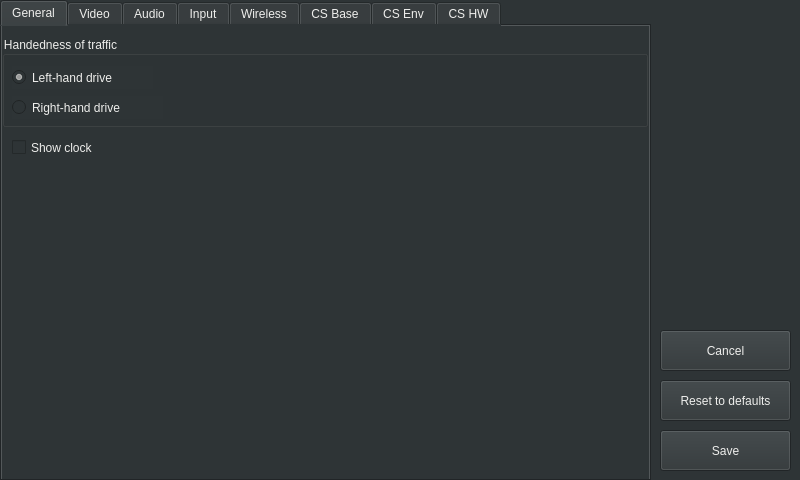
This is src/autoapp/UI/settingswindow.ui in arash-rasouli/openauto as Qt 5 draws it before an edit. The edited form follows.
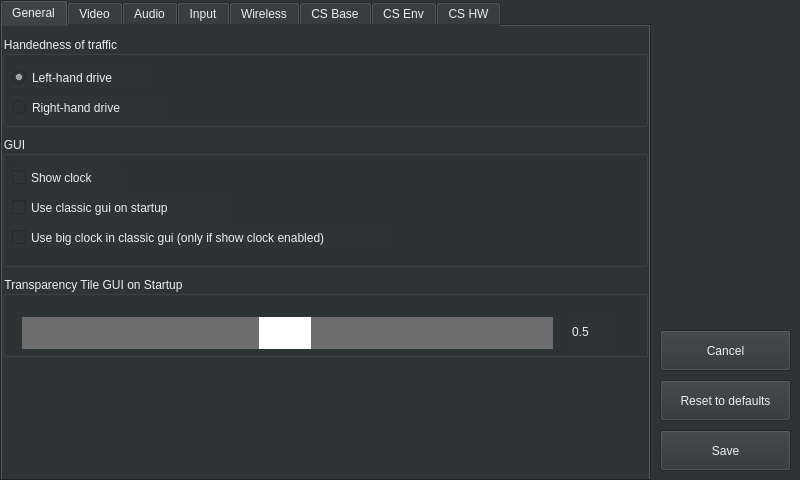
This is the edited form. Icons and pictures are not drawn.

The edit to the form file:
```diff
--- a/src/autoapp/UI/settingswindow.ui
+++ b/src/autoapp/UI/settingswindow.ui
@@ -123,18 +123,109 @@
       </property>
      </widget>
     </widget>
-    <widget class="QCheckBox" name="checkBoxShowClock">
+    <widget class="QGroupBox" name="groupBoxGUI">
      <property name="geometry">
       <rect>
-       <x>10</x>
+       <x>0</x>
        <y>110</y>
-       <width>111</width>
-       <height>23</height>
+       <width>646</width>
+       <height>131</height>
       </rect>
      </property>
-     <property name="text">
-      <string>Show clock</string>
+     <property name="title">
+      <string>GUI</string>
      </property>
+     <widget class="QCheckBox" name="checkBoxShowClock">
+      <property name="geometry">
+       <rect>
+        <x>10</x>
+        <y>30</y>
+        <width>111</width>
+        <height>23</height>
+       </rect>
+      </property>
+      <property name="text">
+       <string>Show clock</string>
+      </property>
+     </widget>
+     <widget class="QCheckBox" name="checkBoxOldGUI">
+      <property name="geometry">
+       <rect>
+        <x>10</x>
+        <y>60</y>
+        <width>221</width>
+        <height>23</height>
+       </rect>
+      </property>
+      <property name="text">
+       <string>Use classic gui on startup</string>
+      </property>
+     </widget>
+     <widget class="QCheckBox" name="checkBoxShowBigClock">
+      <property name="geometry">
+       <rect>
+        <x>10</x>
+        <y>90</y>
+        <width>381</width>
+        <height>23</height>
+       </rect>
+      </property>
+      <property name="text">
+       <string>Use big clock in classic gui (only if show clock enabled)</string>
+      </property>
+     </widget>
+    </widget>
+    <widget class="QGroupBox" name="groupBoxScreenDPI_2">
+     <property name="geometry">
+      <rect>
+       <x>0</x>
+       <y>250</y>
+       <width>646</width>
+       <height>81</height>
+      </rect>
+     </property>
+     <property name="title">
+      <string>Transparency Tile GUI on Startup</string>
+     </property>
+     <widget class="QLabel" name="labelAlphaTransValue">
+      <property name="geometry">
+       <rect>
+        <x>570</x>
+        <y>40</y>
+        <width>41</width>
+        <height>31</height>
+       </rect>
+      </property>
+      <property name="text">
+       <string>0.5</string>
+      </property>
+     </widget>
+     <widget class="QSlider" name="horizontalSliderAlphaTrans">
+      <property name="geometry">
+       <rect>
+        <x>20</x>
+        <y>40</y>
+        <width>531</width>
+        <height>34</height>
+       </rect>
+      </property>
+      <property name="styleSheet">
+       <string notr="true">QSlider::handle:horizontal { background: white; height: 32px; width: 52px; margin: 0 0;}
+QSlider::groove:horizontal { background: #6d6d6d; height: 32px;}</string>
+      </property>
+      <property name="minimum">
+       <number>1</number>
+      </property>
+      <property name="maximum">
+       <number>100</number>
+      </property>
+      <property name="value">
+       <number>50</number>
+      </property>
+      <property name="orientation">
+       <enum>Qt::Horizontal</enum>
+      </property>
+     </widget>
     </widget>
    </widget>
    <widget class="QWidget" name="tabVideo">
```
